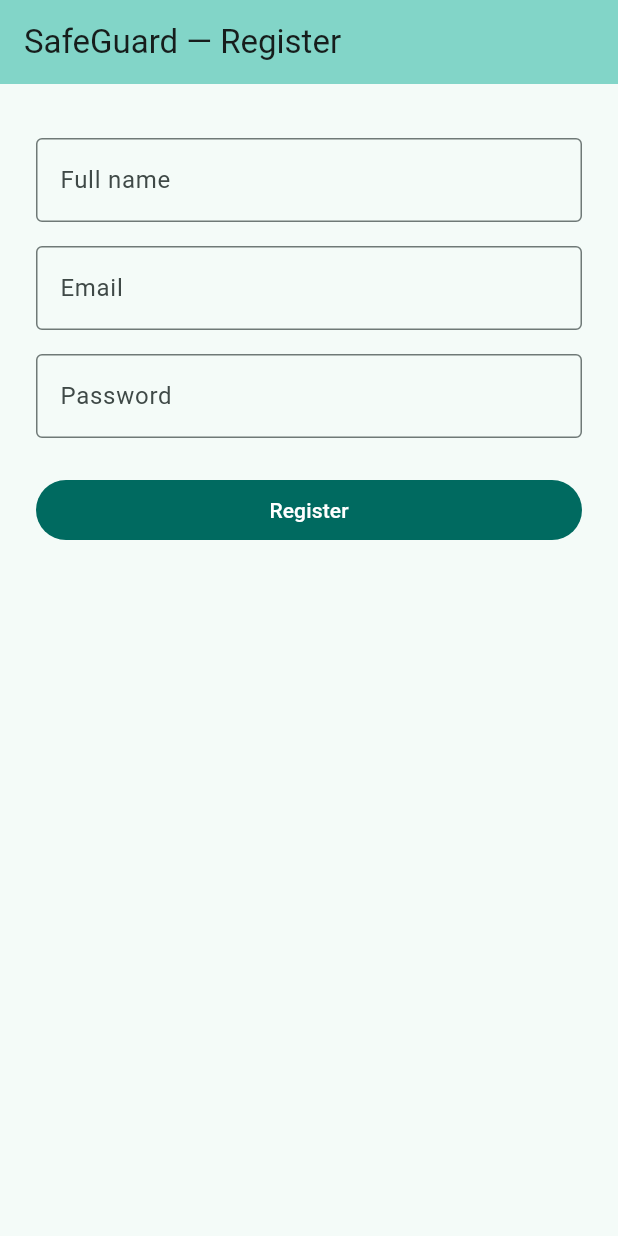
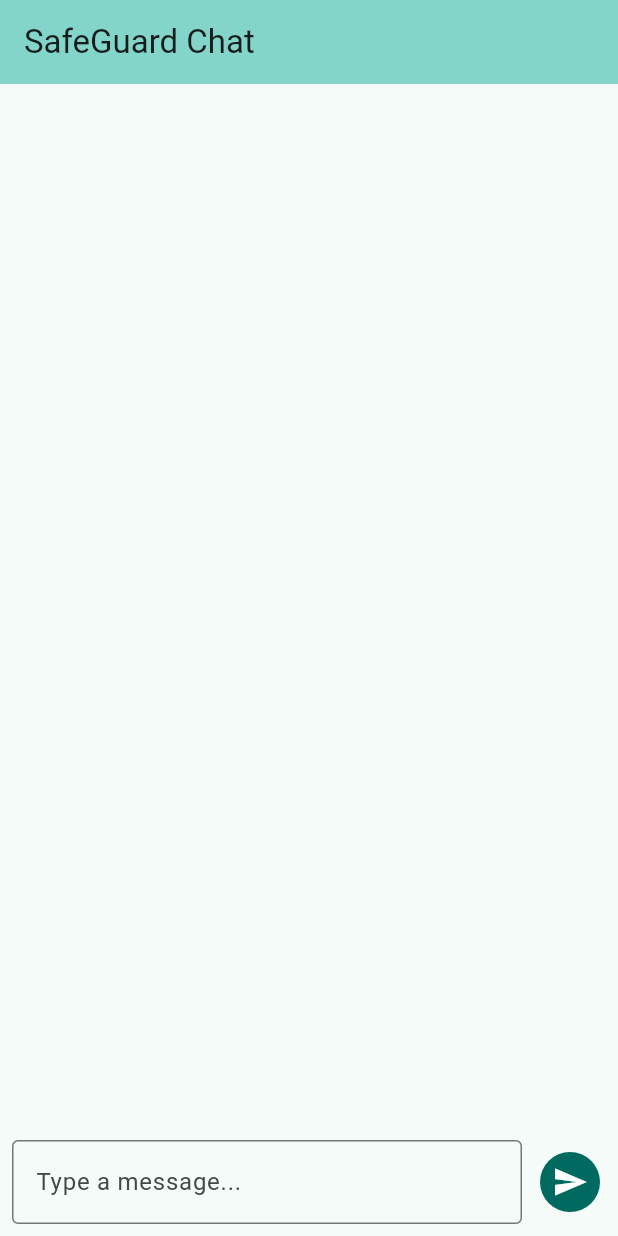
Before and after one commit to ziton1959/SafeGuard, a Flutter app: the screen it shows after launch, on a phone screen of 412 x 824 dp. Run offline on Flutter 3.47's test engine with Material 3 defaults, Android fonts, the phone set to English and light mode, and no system bars.

Commit message:
in app chat

```diff
--- a/child_app/lib/main.dart
+++ b/child_app/lib/main.dart
@@ -1,6 +1,13 @@
 import 'dart:convert';
 import 'package:flutter/material.dart';
 import 'package:http/http.dart' as http;
+
+// ⚠️ TEMPORARY: hardcoded child ID for demo.
+// LATER: replace with a pairing screen that stores the ID after linking.
+const String childId = 'bd6b71ef-8e6e-4dcc-9822-6a30ba587f24';
+
+// The emulator reaches your PC via 10.0.2.2
+const String baseUrl = 'http://10.0.2.2:8000';
 
 void main() {
   runApp(const SafeGuardApp());
@@ -17,65 +24,78 @@ class SafeGuardApp extends StatelessWidget {
         colorScheme: ColorScheme.fromSeed(seedColor: Colors.teal),
         useMaterial3: true,
       ),
-      home: const RegisterScreen(),
+      home: const ChatScreen(),
     );
   }
 }
 
-class RegisterScreen extends StatefulWidget {
-  const RegisterScreen({super.key});
+class Message {
+  final String text;
+  final bool isOffensive;
+  final bool isBullying;
+  final String? reason;
+
+  Message({
+    required this.text,
+    this.isOffensive = false,
+    this.isBullying = false,
+    this.reason,
+  });
+}
+
+class ChatScreen extends StatefulWidget {
+  const ChatScreen({super.key});
 
   @override
-  State<RegisterScreen> createState() => _RegisterScreenState();
+  State<ChatScreen> createState() => _ChatScreenState();
 }
 
-class _RegisterScreenState extends State<RegisterScreen> {
-  // The special address the Android emulator uses to reach your PC.
-  static const String baseUrl = 'http://10.0.2.2:8000';
+class _ChatScreenState extends State<ChatScreen> {
+  final _controller = TextEditingController();
+  final List<Message> _messages = [];
+  bool _sending = false;
 
-  final _nameController = TextEditingController();
-  final _emailController = TextEditingController();
-  final _passwordController = TextEditingController();
+  Future<void> _sendMessage() async {
+    final text = _controller.text.trim();
+    if (text.isEmpty) return;
 
-  String _status = '';
-  bool _loading = false;
-
-  Future<void> _register() async {
-    setState(() {
-      _loading = true;
-      _status = '';
-    });
+    setState(() => _sending = true);
 
     try {
       final response = await http.post(
-        Uri.parse('$baseUrl/parents/register'),
+        Uri.parse('$baseUrl/children/$childId/analyze'),
         headers: {'Content-Type': 'application/json'},
-        body: jsonEncode({
-          'full_name': _nameController.text,
-          'email': _emailController.text,
-          'password': _passwordController.text,
-        }),
+        body: jsonEncode({'text': text, 'source': 'chat'}),
       );
+
+      bool offensive = false;
+      bool bullying = false;
+      String? reason;
 
       if (response.statusCode == 200) {
         final data = jsonDecode(response.body);
+        final result = data['result'] ?? {};
+        offensive = result['is_offensive'] ?? false;
+        bullying = result['is_bullying'] ?? false;
+        reason = result['layer2_reason'];
+      }
+
       setState(() {
-          _status = 'Success! Parent created.\nID: ${data['id']}';
+        _messages.add(Message(
+          text: text,
+          isOffensive: offensive,
+          isBullying: bullying,
+          reason: reason,
+        ));
+        _controller.clear();
       });
-      } else {
-        final data = jsonDecode(response.body);
-        setState(() {
-          _status = 'Error: ${data['detail'] ?? response.statusCode}';
-        });
-      }
     } catch (e) {
       setState(() {
-        _status = 'Connection failed: $e';
+        _messages.add(Message(text: '$text  (connection failed)'));
+        _controller.clear();
       });
     } finally {
-      setState(() {
-        _loading = false;
-      });
+      setState(() => _sending = false);
     }
   }
 
@@ -83,59 +103,103 @@ class _RegisterScreenState extends State<RegisterScreen> {
   Widget build(BuildContext context) {
     return Scaffold(
       appBar: AppBar(
-        title: const Text('SafeGuard — Register'),
+        title: const Text('SafeGuard Chat'),
         backgroundColor: Theme.of(context).colorScheme.inversePrimary,
       ),
-      body: Padding(
-        padding: const EdgeInsets.all(24),
+      body: Column(
+        children: [
+          Expanded(
+            child: ListView.builder(
+              padding: const EdgeInsets.all(12),
+              itemCount: _messages.length,
+              itemBuilder: (context, index) {
+                final m = _messages[index];
+                final flagged = m.isOffensive || m.isBullying;
+                return Align(
+                  alignment: Alignment.centerRight,
+                  child: Container(
+                    margin: const EdgeInsets.symmetric(vertical: 4),
+                    padding: const EdgeInsets.all(12),
+                    constraints: const BoxConstraints(maxWidth: 280),
+                    decoration: BoxDecoration(
+                      color: flagged ? Colors.red.shade100 : Colors.teal.shade100,
+                      borderRadius: BorderRadius.circular(12),
+                      border: flagged
+                          ? Border.all(color: Colors.red, width: 1.5)
+                          : null,
+                    ),
                     child: Column(
-          crossAxisAlignment: CrossAxisAlignment.stretch,
+                      crossAxisAlignment: CrossAxisAlignment.start,
                       children: [
-            const SizedBox(height: 12),
-            TextField(
-              controller: _nameController,
+                        Text(m.text, style: const TextStyle(fontSize: 15)),
+                        if (flagged) ...[
+                          const SizedBox(height: 6),
+                          Row(
+                            children: [
+                              const Icon(Icons.warning, color: Colors.red, size: 16),
+                              const SizedBox(width: 4),
+                              Text(
+                                m.isBullying ? 'Bullying detected' : 'Offensive detected',
+                                style: const TextStyle(
+                                  color: Colors.red,
+                                  fontSize: 12,
+                                  fontWeight: FontWeight.bold,
+                                ),
+                              ),
+                            ],
+                          ),
+                          if (m.reason != null && m.reason!.isNotEmpty)
+                            Padding(
+                              padding: const EdgeInsets.only(top: 4),
+                              child: Text(
+                                m.reason!,
+                                style: TextStyle(
+                                  color: Colors.red.shade900,
+                                  fontSize: 11,
+                                  fontStyle: FontStyle.italic,
+                                ),
+                              ),
+                            ),
+                        ],
+                      ],
+                    ),
+                  ),
+                );
+              },
+            ),
+          ),
+          Padding(
+            padding: const EdgeInsets.all(8),
+            child: Row(
+              children: [
+                Expanded(
+                  child: TextField(
+                    controller: _controller,
                     decoration: const InputDecoration(
-                labelText: 'Full name',
+                      hintText: 'Type a message...',
                       border: OutlineInputBorder(),
                     ),
+                    onSubmitted: (_) => _sendMessage(),
                   ),
-            const SizedBox(height: 16),
-            TextField(
-              controller: _emailController,
-              decoration: const InputDecoration(
-                labelText: 'Email',
-                border: OutlineInputBorder(),
                 ),
-              keyboardType: TextInputType.emailAddress,
+                const SizedBox(width: 8),
+                _sending
+                    ? const Padding(
+                        padding: EdgeInsets.all(12),
+                        child: SizedBox(
+                          height: 20, width: 20,
+                          child: CircularProgressIndicator(strokeWidth: 2),
                         ),
-            const SizedBox(height: 16),
-            TextField(
-              controller: _passwordController,
-              decoration: const InputDecoration(
-                labelText: 'Password',
-                border: OutlineInputBorder(),
-              ),
-              obscureText: true,
-            ),
-            const SizedBox(height: 24),
-            FilledButton(
-              onPressed: _loading ? null : _register,
-              child: _loading
-                  ? const SizedBox(
-                      height: 20,
-                      width: 20,
-                      child: CircularProgressIndicator(strokeWidth: 2),
                       )
-                  : const Text('Register'),
-            ),
-            const SizedBox(height: 24),
-            Text(
-              _status,
-              style: const TextStyle(fontSize: 14),
+                    : IconButton.filled(
+                        onPressed: _sendMessage,
+                        icon: const Icon(Icons.send),
                       ),
               ],
             ),
           ),
+        ],
+      ),
     );
   }
 }
```
Lines whose indentation alone changed are shown as unchanged.
